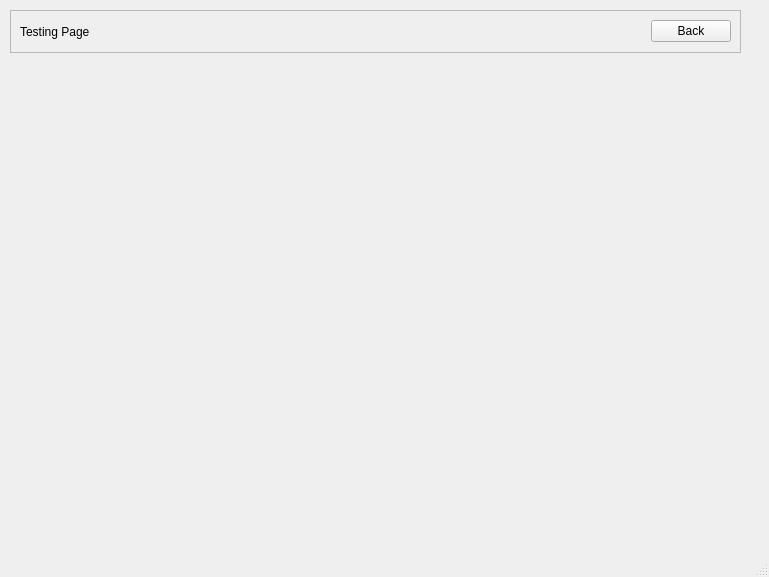
This is testingPage.ui in Jeffrey-Ragland/pyqt5IOCL as Qt 5 draws it before an edit. The edited form follows.
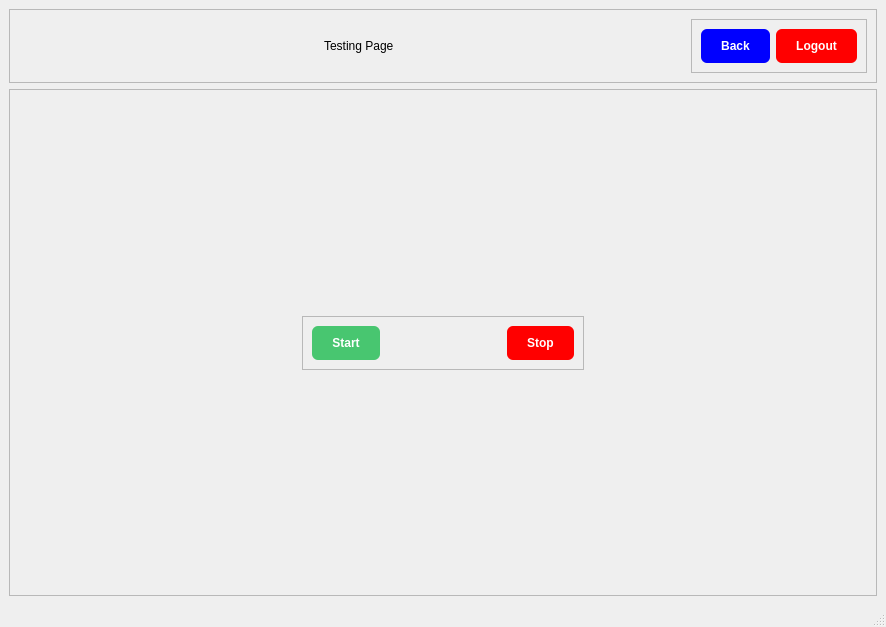
This is the edited form.

The edit to the form file:
```diff
--- a/testingPage.ui
+++ b/testingPage.ui
@@ -6,30 +6,44 @@
    <rect>
     <x>0</x>
     <y>0</y>
-    <width>769</width>
-    <height>577</height>
+    <width>886</width>
+    <height>627</height>
    </rect>
   </property>
   <property name="windowTitle">
    <string>MainWindow</string>
   </property>
   <widget class="QWidget" name="centralwidget">
+   <layout class="QVBoxLayout" name="verticalLayout">
+    <item>
    <widget class="QFrame" name="frame">
-    <property name="geometry">
-     <rect>
-      <x>10</x>
-      <y>10</y>
-      <width>731</width>
-      <height>43</height>
-     </rect>
-    </property>
     <property name="frameShape">
      <enum>QFrame::StyledPanel</enum>
     </property>
     <property name="frameShadow">
      <enum>QFrame::Raised</enum>
     </property>
-    <layout class="QHBoxLayout" name="horizontalLayout">
+      <layout class="QHBoxLayout" name="horizontalLayout_2">
+       <item>
+        <widget class="QLabel" name="XymaLogoLabel">
+         <property name="text">
+          <string/>
+         </property>
+        </widget>
+       </item>
+       <item>
+        <spacer name="horizontalSpacer">
+         <property name="orientation">
+          <enum>Qt::Horizontal</enum>
+         </property>
+         <property name="sizeHint" stdset="0">
+          <size>
+           <width>292</width>
+           <height>20</height>
+          </size>
+         </property>
+        </spacer>
+       </item>
      <item>
       <widget class="QLabel" name="TestingPageTitleLabel">
        <property name="text">
@@ -38,40 +52,187 @@
       </widget>
      </item>
      <item>
-      <spacer name="horizontalSpacer">
+        <spacer name="horizontalSpacer_2">
        <property name="orientation">
         <enum>Qt::Horizontal</enum>
        </property>
        <property name="sizeHint" stdset="0">
         <size>
-         <width>558</width>
+           <width>291</width>
          <height>20</height>
         </size>
        </property>
       </spacer>
      </item>
+       <item>
+        <widget class="QFrame" name="frame_2">
+         <property name="frameShape">
+          <enum>QFrame::StyledPanel</enum>
+         </property>
+         <property name="frameShadow">
+          <enum>QFrame::Raised</enum>
+         </property>
+         <layout class="QHBoxLayout" name="horizontalLayout">
      <item>
       <widget class="QPushButton" name="testingBackButton">
+            <property name="styleSheet">
+             <string notr="true">#testingBackButton {
+	background-color: rgb(0, 0, 255);
+   color: white;
+	border-radius: 6px;
+	padding: 10px 20px;
+	font: bold;
+}</string>
+            </property>
        <property name="text">
         <string>Back</string>
        </property>
       </widget>
      </item>
-    </layout>
-   </widget>
-   <widget class="QLabel" name="xymaLogoLabel">
-    <property name="geometry">
-     <rect>
-      <x>20</x>
-      <y>80</y>
-      <width>121</width>
-      <height>51</height>
-     </rect>
-    </property>
+          <item>
+           <widget class="QPushButton" name="testingLogoutButton">
+            <property name="styleSheet">
+             <string notr="true">#testingLogoutButton {
+	background-color: rgb(255, 0, 0);
+   color: white;
+	border-radius: 6px;
+	padding: 10px 20px;
+	font: bold;
+}</string>
+            </property>
+            <property name="text">
+             <string>Logout</string>
+            </property>
+           </widget>
+          </item>
+         </layout>
+        </widget>
+       </item>
+      </layout>
+     </widget>
+    </item>
+    <item>
+     <widget class="QFrame" name="frame_3">
+      <property name="frameShape">
+       <enum>QFrame::StyledPanel</enum>
+      </property>
+      <property name="frameShadow">
+       <enum>QFrame::Raised</enum>
+      </property>
+      <layout class="QGridLayout" name="gridLayout">
+       <item row="0" column="1">
+        <spacer name="verticalSpacer">
+         <property name="orientation">
+          <enum>Qt::Vertical</enum>
+         </property>
+         <property name="sizeHint" stdset="0">
+          <size>
+           <width>20</width>
+           <height>197</height>
+          </size>
+         </property>
+        </spacer>
+       </item>
+       <item row="1" column="0">
+        <spacer name="horizontalSpacer_3">
+         <property name="orientation">
+          <enum>Qt::Horizontal</enum>
+         </property>
+         <property name="sizeHint" stdset="0">
+          <size>
+           <width>276</width>
+           <height>20</height>
+          </size>
+         </property>
+        </spacer>
+       </item>
+       <item row="1" column="1">
+        <widget class="QFrame" name="frame_4">
+         <property name="frameShape">
+          <enum>QFrame::StyledPanel</enum>
+         </property>
+         <property name="frameShadow">
+          <enum>QFrame::Raised</enum>
+         </property>
+         <layout class="QHBoxLayout" name="horizontalLayout_3">
+          <item>
+           <widget class="QPushButton" name="testingStartButton">
+            <property name="styleSheet">
+             <string notr="true">#testingStartButton {
+	background-color: rgb(72, 198, 112);
+   color: white;
+	border-radius: 6px;
+	padding: 10px 20px;
+	font: bold;
+}</string>
+            </property>
     <property name="text">
-     <string/>
-    </property>
-   </widget>
+             <string>Start</string>
+            </property>
+           </widget>
+          </item>
+          <item>
+           <spacer name="horizontalSpacer_5">
+            <property name="orientation">
+             <enum>Qt::Horizontal</enum>
+            </property>
+            <property name="sizeHint" stdset="0">
+             <size>
+              <width>109</width>
+              <height>20</height>
+             </size>
+            </property>
+           </spacer>
+          </item>
+          <item>
+           <widget class="QPushButton" name="testingStopButton">
+            <property name="styleSheet">
+             <string notr="true">#testingStopButton {
+	background-color: rgb(255, 0, 0);
+   color: white;
+	border-radius: 6px;
+	padding: 10px 20px;
+	font: bold;
+}</string>
+            </property>
+            <property name="text">
+             <string>Stop</string>
+            </property>
+           </widget>
+          </item>
+         </layout>
+        </widget>
+       </item>
+       <item row="1" column="2">
+        <spacer name="horizontalSpacer_4">
+         <property name="orientation">
+          <enum>Qt::Horizontal</enum>
+         </property>
+         <property name="sizeHint" stdset="0">
+          <size>
+           <width>276</width>
+           <height>20</height>
+          </size>
+         </property>
+        </spacer>
+       </item>
+       <item row="2" column="1">
+        <spacer name="verticalSpacer_2">
+         <property name="orientation">
+          <enum>Qt::Vertical</enum>
+         </property>
+         <property name="sizeHint" stdset="0">
+          <size>
+           <width>20</width>
+           <height>197</height>
+          </size>
+         </property>
+        </spacer>
+       </item>
+      </layout>
+     </widget>
+    </item>
+   </layout>
   </widget>
   <widget class="QMenuBar" name="menubar">
    <property name="geometry">
```
Left out of the diff: 2 changed lines with no effect on the pictures. Lines whose indentation alone changed are shown as unchanged.
